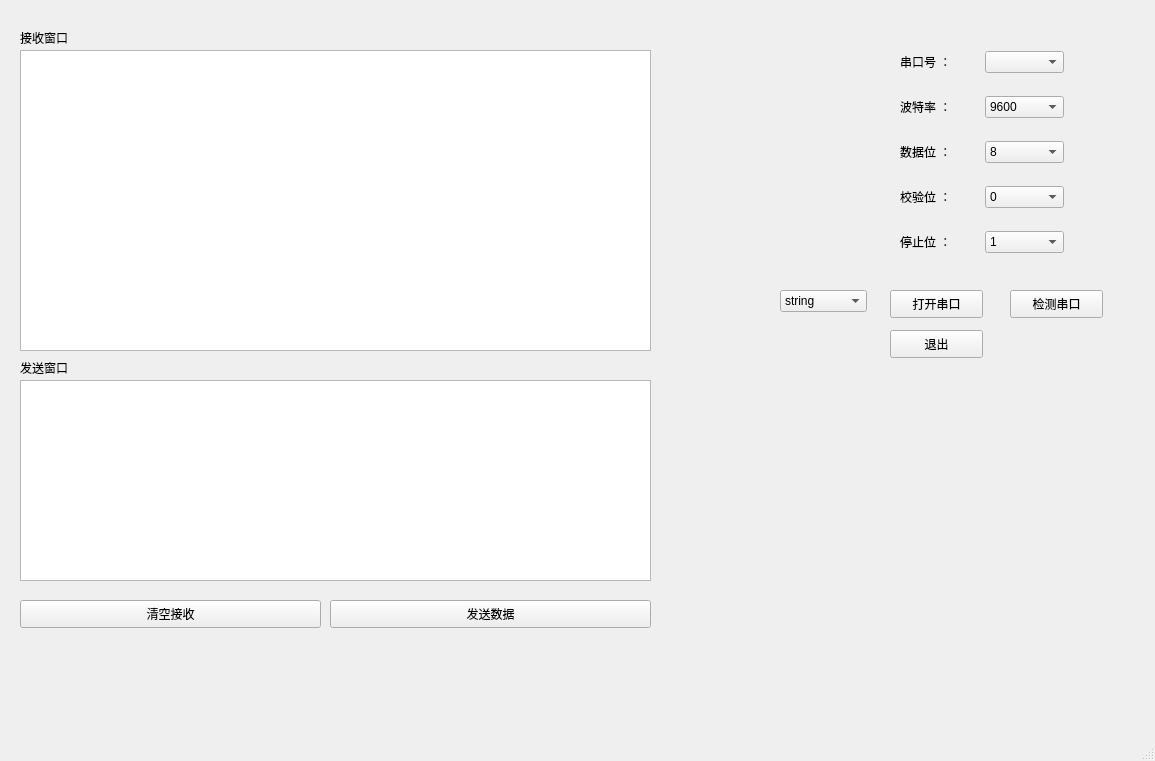
This is ComTest/comtest.ui in CrainTang/ComTest as Qt 5 draws it before an edit. The edited form follows.
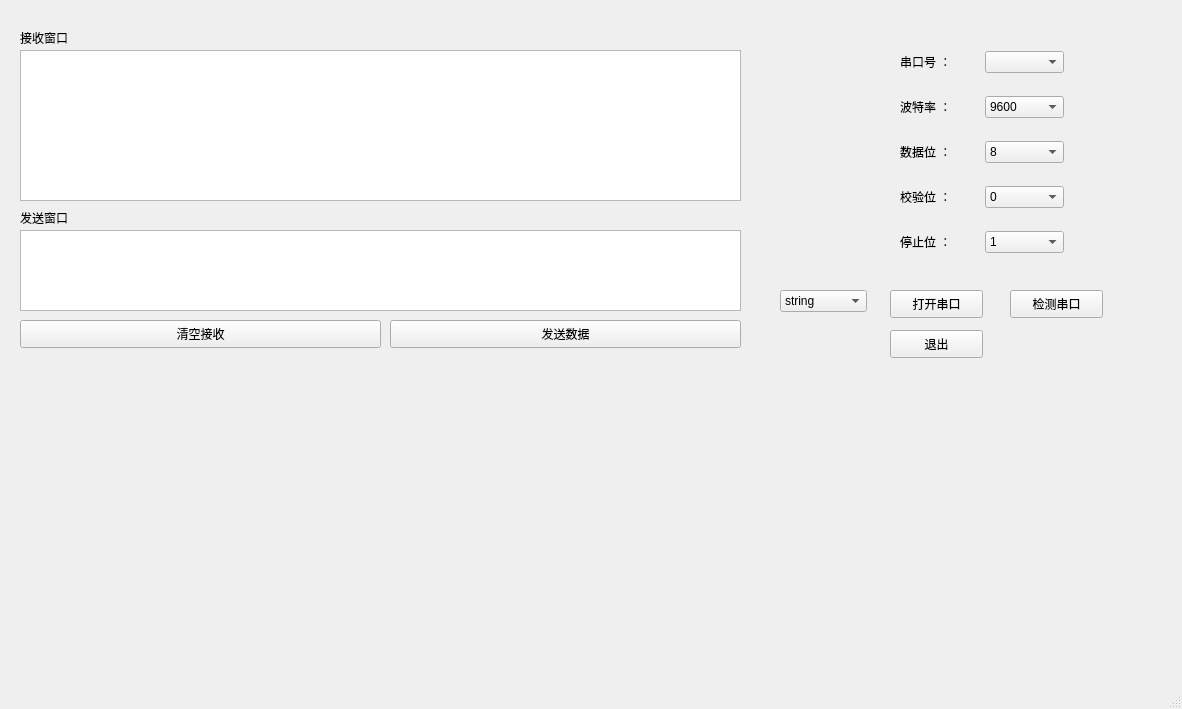
This is the edited form. Custom widgets are drawn as their Qt base class.

```diff
--- a/ComTest/comtest.ui
+++ b/ComTest/comtest.ui
@@ -6,8 +6,8 @@
    <rect>
     <x>0</x>
     <y>0</y>
-    <width>1155</width>
-    <height>761</height>
+    <width>1182</width>
+    <height>709</height>
    </rect>
   </property>
   <property name="windowTitle">
@@ -18,9 +18,9 @@
     <property name="geometry">
      <rect>
       <x>20</x>
-      <y>380</y>
-      <width>631</width>
-      <height>201</height>
+      <y>230</y>
+      <width>721</width>
+      <height>81</height>
      </rect>
     </property>
    </widget>
@@ -53,10 +53,10 @@
    <widget class="QwtPlot" name="qwtPlot">
     <property name="geometry">
      <rect>
-      <x>700</x>
-      <y>370</y>
-      <width>400</width>
-      <height>200</height>
+      <x>20</x>
+      <y>360</y>
+      <width>791</width>
+      <height>281</height>
      </rect>
     </property>
    </widget>
@@ -76,9 +76,9 @@
    <widget class="QPushButton" name="sendButton">
     <property name="geometry">
      <rect>
-      <x>330</x>
-      <y>600</y>
-      <width>321</width>
+      <x>390</x>
+      <y>320</y>
+      <width>351</width>
       <height>28</height>
      </rect>
     </property>
@@ -90,8 +90,8 @@
     <property name="geometry">
      <rect>
       <x>20</x>
-      <y>600</y>
-      <width>301</width>
+      <y>320</y>
+      <width>361</width>
       <height>28</height>
      </rect>
     </property>
@@ -116,7 +116,7 @@
     <property name="geometry">
      <rect>
       <x>20</x>
-      <y>360</y>
+      <y>210</y>
       <width>72</width>
       <height>15</height>
      </rect>
@@ -130,8 +130,8 @@
      <rect>
       <x>20</x>
       <y>50</y>
-      <width>631</width>
-      <height>301</height>
+      <width>721</width>
+      <height>151</height>
      </rect>
     </property>
    </widget>
```
Left out of the diff: 2 changed lines with no effect on the pictures.
